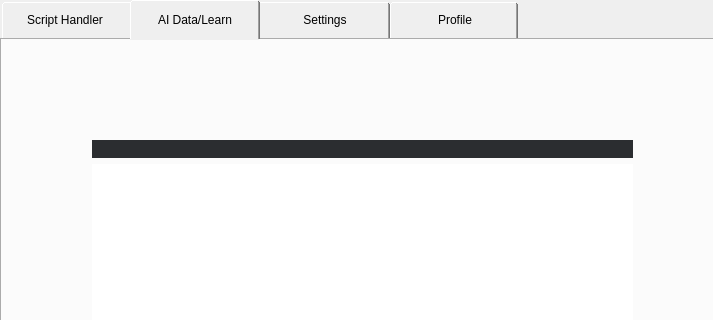
Qt form setupUI_Beta.ui (GInputAI/GInputAI_main) before a commit; both pictures show x 0 to 713 and y 0 to 320 of the 807 by 515 pixel window.
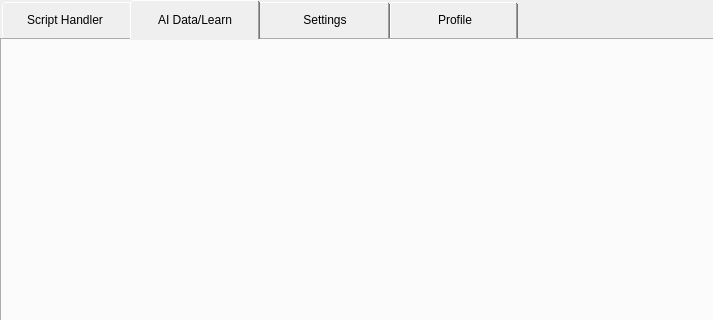
The same form after that commit. Icons and pictures are not drawn.

What changed in the file:
```diff
--- a/setupUI_Beta.ui
+++ b/setupUI_Beta.ui
@@ -789,68 +789,6 @@
      <attribute name="title">
       <string>AI Data/Learn</string>
      </attribute>
-     <widget class="QWidget" name="verticalLayoutWidget">
-      <property name="geometry">
-       <rect>
-        <x>90</x>
-        <y>100</y>
-        <width>541</width>
-        <height>201</height>
-       </rect>
-      </property>
-      <layout class="QVBoxLayout" name="TerminalLayout">
-       <item>
-        <widget class="QFrame" name="horizontalFrame_2">
-         <property name="enabled">
-          <bool>true</bool>
-         </property>
-         <property name="sizePolicy">
-          <sizepolicy hsizetype="Preferred" vsizetype="Preferred">
-           <horstretch>0</horstretch>
-           <verstretch>1</verstretch>
-          </sizepolicy>
-         </property>
-         <property name="minimumSize">
-          <size>
-           <width>0</width>
-           <height>0</height>
-          </size>
-         </property>
-         <property name="maximumSize">
-          <size>
-           <width>16777215</width>
-           <height>34</height>
-          </size>
-         </property>
-         <property name="styleSheet">
-          <string notr="true">background-color: rgb(43, 45, 48);</string>
-         </property>
-         <layout class="QHBoxLayout" name="TerminalFrame"/>
-        </widget>
-       </item>
-       <item>
-        <widget class="QTextBrowser" name="TerminalText">
-         <property name="sizePolicy">
-          <sizepolicy hsizetype="Preferred" vsizetype="Preferred">
-           <horstretch>0</horstretch>
-           <verstretch>0</verstretch>
-          </sizepolicy>
-         </property>
-         <property name="maximumSize">
-          <size>
-           <width>16777215</width>
-           <height>806</height>
-          </size>
-         </property>
-         <property name="styleSheet">
-          <string notr="true">QTextBrowser {
-       border: none;
-   }</string>
-         </property>
-        </widget>
-       </item>
-      </layout>
-     </widget>
     </widget>
     <widget class="QWidget" name="tab3">
      <attribute name="title">
```
Left out of the diff: 8 changed lines with no effect on the pictures.
